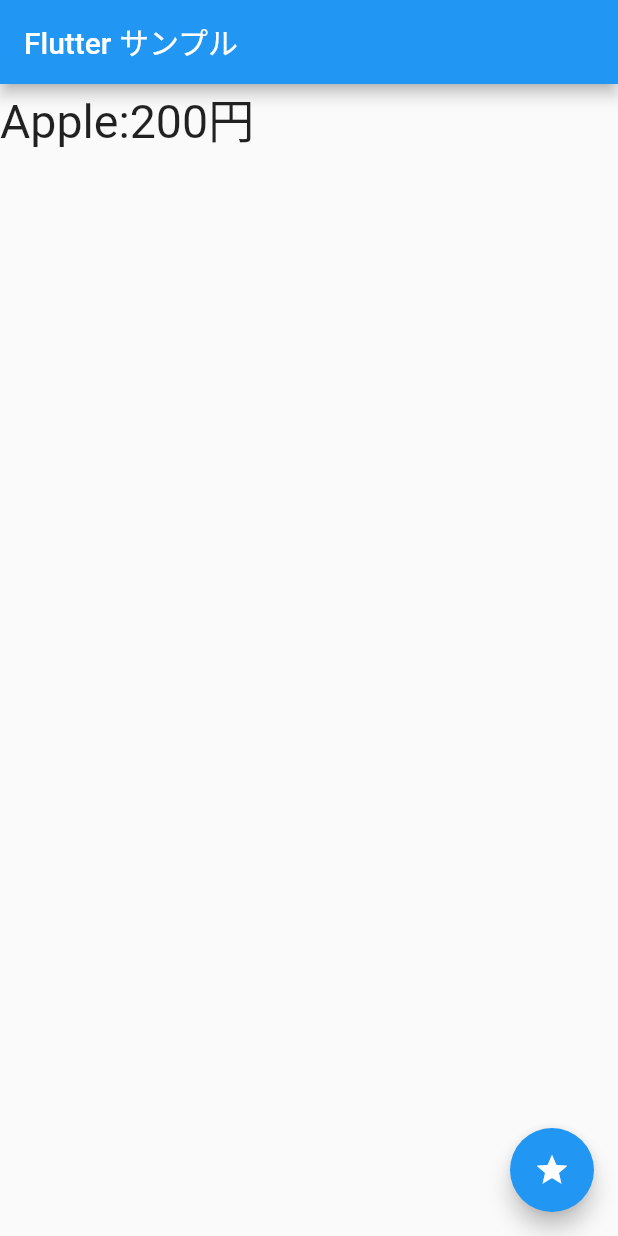
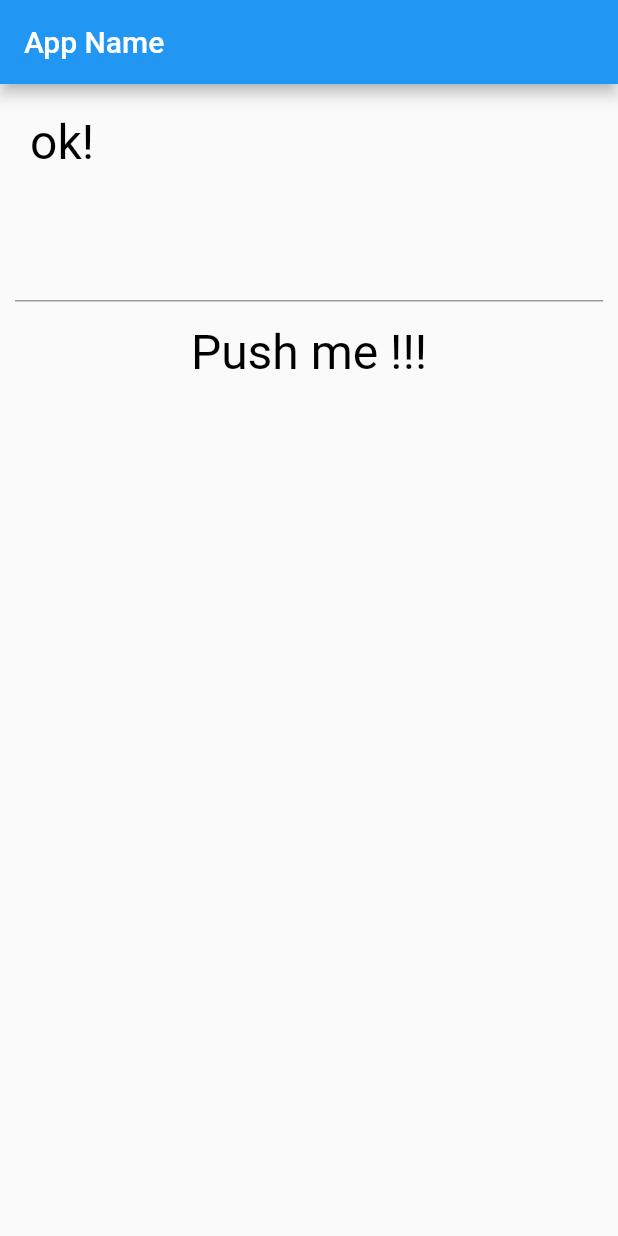
Before and after one commit to hiracky16/pic_word, a Flutter app: the screen it shows after launch, on a phone screen of 412 x 824 dp. Run offline on Flutter 3.47's test engine with Material 2 defaults, Android fonts, the phone set to English and light mode, and no system bars.

Commit message:
テキストフィールドとフラットボタン練習

```diff
--- a/lib/main.dart
+++ b/lib/main.dart
@@ -1,86 +1,91 @@
 import 'package:flutter/material.dart';
-import 'package:flutter/rendering.dart';
 
-void main() => runApp(MyApp());
+void main() {
+  runApp(new MyApp());
+}
+class MyApp extends StatelessWidget {
 
-class MyApp extends StatelessWidget {
-  final title = 'Flutter サンプル';
-  // This widget is the root of your application.
   @override
   Widget build(BuildContext context) {
-    return MaterialApp(
-      title: 'Flutter Demo',
-      theme: ThemeData(
-        // This is the theme of your application.
-        //
-        // Try running your application with "flutter run". You'll see the
-        // application has a blue toolbar. Then, without quitting the app, try
-        // changing the primarySwatch below to Colors.green and then invoke
-        // "hot reload" (press "r" in the console where you ran "flutter run",
-        // or simply save your changes to "hot reload" in a Flutter IDE).
-        // Notice that the counter didn't reset back to zero; the application
-        // is not restarted.
+    return new MaterialApp(
+      title: 'Generated App',
+      theme: new ThemeData(
         primarySwatch: Colors.blue,
+        primaryColor: const Color(0xFF2196f3),
+        accentColor: const Color(0xFF2196f3),
+        canvasColor: const Color(0xFFfafafa),
       ),
-      home: MyHomePage(title: this.title),
+      home: new MyHomePage(),
     );
   }
 }
 
 class MyHomePage extends StatefulWidget {
-  MyHomePage({this.title}): super();
-  final String title;
+  MyHomePage({Key key}) : super(key: key);
   @override
-  _MyHomePageState createState() => _MyHomePageState();
-}
-
-class Data {
-  int _price;
-  String _name;
-  Data(this._name, this._price): super();
-
-  @override
-  String toString() {
-    return _name + ':' + _price.toString() + '円';
-  }
+  _MyHomePageState createState() => new _MyHomePageState();
 }
 
 class _MyHomePageState extends State<MyHomePage> {
-  static final _data = [
-    Data('Apple', 200),
-    Data('Orange', 150),
-    Data('Peach', 300),
-  ];
-
-  Data _item;
+    String _message;
+    final controller = TextEditingController();
 
     @override
     void initState() {
       super.initState();
-    _item = _data[0];
+      _message = 'ok!';
     }
-
-  void _setData() {
-    setState(() {
-      _item = (_data..shuffle()).first;
-    });
-  }
-
     @override
     Widget build(BuildContext context) {
-    return Scaffold(
-      appBar: AppBar(
-        title: Text(widget.title),
+      return new Scaffold(
+        appBar: new AppBar(
+          title: new Text('App Name'),
           ),
-      body: Text(
-        _item.toString(),
-        style: TextStyle(fontSize: 31.0),
+        body:
+          new Column(
+            mainAxisAlignment: MainAxisAlignment.start,
+            mainAxisSize: MainAxisSize.max,
+            crossAxisAlignment: CrossAxisAlignment.stretch,
+            children: <Widget>[
+              new Padding(
+                child:
+                  new Text(
+                  _message,
+                    style: new TextStyle(fontSize:32.0,
+                    color: const Color(0xFF000000),
+                    fontWeight: FontWeight.w400,
+                    fontFamily: "Roboto"),
                   ),
-      floatingActionButton: FloatingActionButton(
-        onPressed: _setData,
-        tooltip: 'set message',
-        child: Icon(Icons.star),
+                padding: const EdgeInsets.all(20.0),
+              ),
+              new Padding(
+                child:
+                  new TextField(
+                    controller: controller,
+                    style: new TextStyle(fontSize:28.0,
+                    color: const Color(0xFF000000),
+                    fontWeight: FontWeight.w400,
+                    fontFamily: "Roboto"),
+                  ),
+                padding: const EdgeInsets.all(10.0),
+              ),
+              new FlatButton(key:null, onPressed:buttonPressed,
+                child:
+                  new Text(
+                  "Push me !!!",
+                    style: new TextStyle(fontSize:32.0,
+                    color: const Color(0xFF000000),
+                    fontWeight: FontWeight.w400,
+                    fontFamily: "Roboto"),
+                  )
+                )
+            ]
           ),
       );
     }
+    void buttonPressed(){
+      setState(() {
+        _message = "you said: " + controller.text;
+      });
     }
+}
```
Lines whose indentation alone changed are shown as unchanged.
